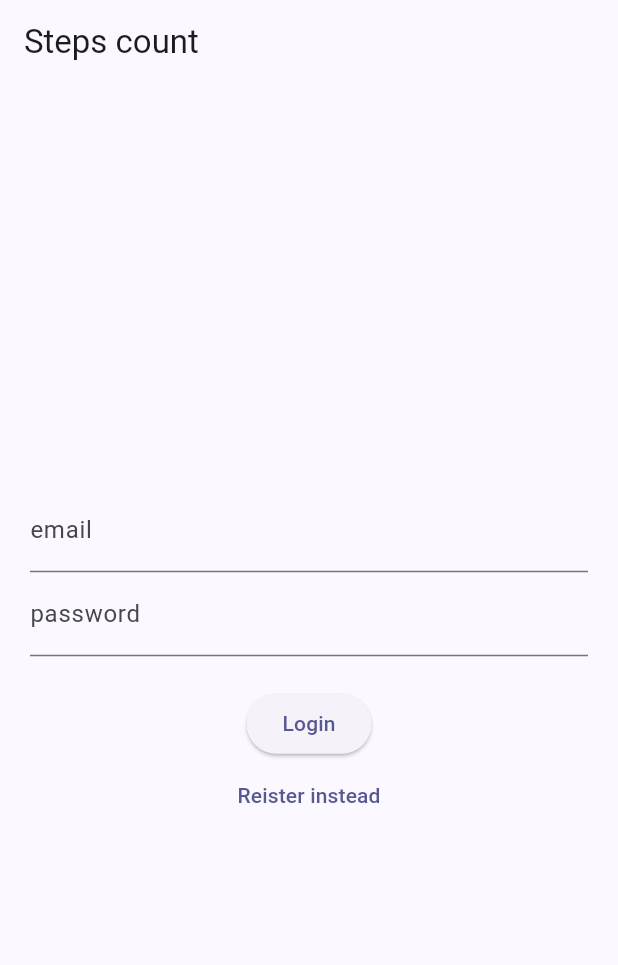
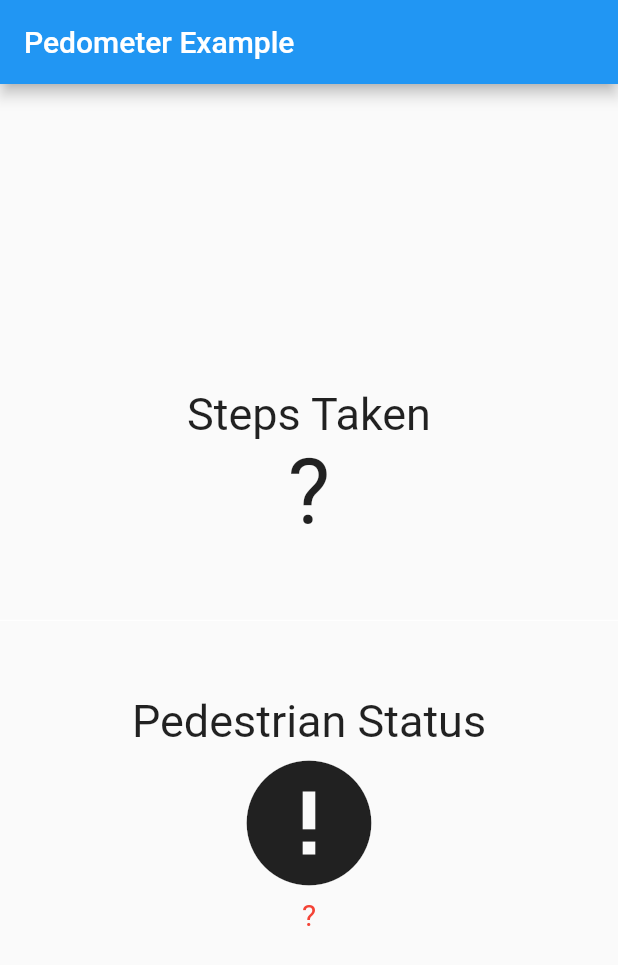
Before and after one commit to dmit9/steps_counter1, a Flutter app: the screen it shows after launch, on a phone screen of 412 x 824 dp. Shown: the top 965 px of the screen. Run offline on Flutter 3.47's test engine with Material 2 defaults, Android fonts, the phone set to English and light mode, and no system bars; our stand-ins replace firebase_auth, firebase_core, pedometer; accounts and stored records are empty; generated files the repository leaves out were written again.

Commit message:
add pedometer

```diff
--- a/lib/main.dart
+++ b/lib/main.dart
@@ -1,5 +1,6 @@
 import 'package:firebase_core/firebase_core.dart';
 import 'package:flutter/material.dart';
+import 'package:steps_counter1/screens/steps_page.dart';
 import 'package:steps_counter1/widget_tree.dart';
 import 'package:firebase_core/firebase_core.dart';
 import 'firebase_options.dart';
@@ -7,9 +8,9 @@ import 'firebase_options.dart';
 
 Future<void> main() async {
   WidgetsFlutterBinding.ensureInitialized();
-  await Firebase.initializeApp(
-    options: DefaultFirebaseOptions.currentPlatform,
-  );
+  // await Firebase.initializeApp(
+  //   options: DefaultFirebaseOptions.currentPlatform,
+  // );
   runApp(StepsCounterApp());
 }
 
@@ -23,7 +24,8 @@ class StepsCounterApp extends StatelessWidget {
         colorScheme: ColorScheme.fromSeed(seedColor: Color.fromARGB(255, 130, 129, 150)),
         useMaterial3: true,
       ),
-      home:  const WidgetTree(),
+//      home:  const WidgetTree(),
+        home: StepsCount(),
     );
   }
 }
--- /dev/null
+++ b/lib/screens/steps_page.dart
@@ -0,0 +1,118 @@
+import 'package:flutter/material.dart';
+import 'dart:async';
+
+import 'package:pedometer/pedometer.dart';
+
+String formatDate(DateTime d) {
+  return d.toString().substring(0, 19);
+}
+
+
+class StepsCount extends StatefulWidget {
+  @override
+  _StepsCountState createState() => _StepsCountState();
+}
+
+class _StepsCountState extends State<StepsCount> {
+  late Stream<StepCount> _stepCountStream;
+  late Stream<PedestrianStatus> _pedestrianStatusStream;
+  String _status = '?', _steps = '?';
+
+  @override
+  void initState() {
+    super.initState();
+    initPlatformState();
+  }
+
+  void onStepCount(StepCount event) {
+    print(event);
+    setState(() {
+      _steps = event.steps.toString();
+    });
+  }
+
+  void onPedestrianStatusChanged(PedestrianStatus event) {
+    print(event);
+    setState(() {
+      _status = event.status;
+    });
+  }
+
+  void onPedestrianStatusError(error) {
+    print('onPedestrianStatusError: $error');
+    setState(() {
+      _status = 'Pedestrian Status not available';
+    });
+    print(_status);
+  }
+
+  void onStepCountError(error) {
+    print('onStepCountError: $error');
+    setState(() {
+      _steps = 'Step Count not available';
+    });
+  }
+
+  void initPlatformState() {
+    _pedestrianStatusStream = Pedometer.pedestrianStatusStream;
+    _pedestrianStatusStream
+        .listen(onPedestrianStatusChanged)
+        .onError(onPedestrianStatusError);
+
+    _stepCountStream = Pedometer.stepCountStream;
+    _stepCountStream.listen(onStepCount).onError(onStepCountError);
+
+    if (!mounted) return;
+  }
+
+  @override
+  Widget build(BuildContext context) {
+    return MaterialApp(
+      home: Scaffold(
+        appBar: AppBar(
+          title: const Text('Pedometer Example'),
+        ),
+        body: Center(
+          child: Column(
+            mainAxisAlignment: MainAxisAlignment.center,
+            children: <Widget>[
+              Text(
+                'Steps Taken',
+                style: TextStyle(fontSize: 30),
+              ),
+              Text(
+                _steps,
+                style: TextStyle(fontSize: 60),
+              ),
+              Divider(
+                height: 100,
+                thickness: 0,
+                color: Colors.white,
+              ),
+              Text(
+                'Pedestrian Status',
+                style: TextStyle(fontSize: 30),
+              ),
+              Icon(
+                _status == 'walking'
+                    ? Icons.directions_walk
+                    : _status == 'stopped'
+                        ? Icons.accessibility_new
+                        : Icons.error,
+                size: 100,
+              ),
+              Center(
+                child: Text(
+                  _status,
+                  style: _status == 'walking' || _status == 'stopped'
+                      ? TextStyle(fontSize: 30)
+                      : TextStyle(fontSize: 20, color: Colors.red),
+                ),
+              )
+            ],
+          ),
+        ),
+      ),
+    );
+  }
+}
--- a/lib/services/auth.dart
+++ b/lib/services/auth.dart
@@ -30,7 +30,7 @@ class AuthService{
     await _fAuth.signOut();
   }
 
-  Stream<UserCurent> get currentUser{
-    return _fAuth.authStateChanges().map((User? user) => user );
-  }
+  // Stream<UserCurent> get currentUser{
+  //   return _fAuth.authStateChanges().map((User? user) => user );
+  // }
 }
--- a/pubspec.yaml
+++ b/pubspec.yaml
@@ -40,6 +40,11 @@ dependencies:
   cupertino_icons: ^1.0.2
   firebase_core: ^2.16.0
   firebase_app_check: ^0.2.0
+  pedometer: ^4.0.1
+  jiffy: ^6.2.1
+  hive: ^2.2.3
+  google_fonts: ^6.1.0
+
 
 dev_dependencies:
   flutter_test:
```
Also changed, not shown: pubspec.lock, 3 other files.
